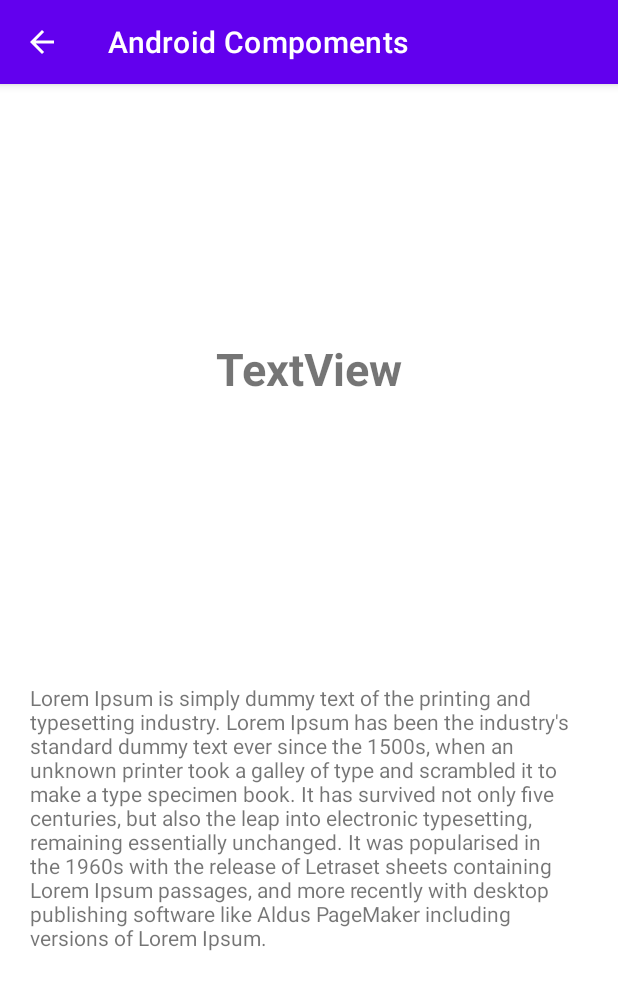
After one commit to ShahedMohammadHridoy/android-common, an Android app: the TextViewActivity screen opened directly, with no data from a screen before it, on a phone screen of 412 x 824 dp. The commit adds this screen. Shown: the top 990 px of the screen. Run offline under Robolectric (Android 15) with nearby library versions, the phone set to English and light mode, and no system bars.

Commit message:
TextView

```diff
--- a/app/src/main/AndroidManifest.xml
+++ b/app/src/main/AndroidManifest.xml
@@ -12,6 +12,10 @@
         android:theme="@style/Theme.AndroidCompoments"
         tools:targetApi="31">
         <activity
+            android:name=".TextViewActivity"
+            android:exported="false"
+            android:parentActivityName=".MainActivity" />
+        <activity
             android:name=".MainActivity"
             android:exported="true">
             <intent-filter>
--- /dev/null
+++ b/app/src/main/java/com/shahed/androidcompoments/TextViewActivity.java
@@ -0,0 +1,17 @@
+package com.shahed.androidcompoments;
+
+import androidx.appcompat.app.AppCompatActivity;
+
+import android.os.Bundle;
+
+import java.util.Objects;
+
+public class TextViewActivity extends AppCompatActivity {
+
+    @Override
+    protected void onCreate(Bundle savedInstanceState) {
+        super.onCreate(savedInstanceState);
+        setContentView(R.layout.activity_text_view);
+        Objects.requireNonNull(getSupportActionBar()).setDisplayHomeAsUpEnabled(true);
+    }
+}
--- /dev/null
+++ b/app/src/main/res/layout/activity_text_view.xml
@@ -0,0 +1,32 @@
+<?xml version="1.0" encoding="utf-8"?>
+<androidx.constraintlayout.widget.ConstraintLayout xmlns:android="http://schemas.android.com/apk/res/android"
+    xmlns:app="http://schemas.android.com/apk/res-auto"
+    xmlns:tools="http://schemas.android.com/tools"
+    android:layout_width="match_parent"
+    android:layout_height="match_parent"
+    tools:context=".TextViewActivity">
+
+    <TextView
+        android:id="@+id/heading_text_view"
+        android:layout_width="wrap_content"
+        android:layout_height="wrap_content"
+        android:text="@string/textview"
+        android:textSize="30sp"
+        android:textStyle="bold"
+        app:layout_constraintBottom_toTopOf="@id/body_text_view"
+        app:layout_constraintEnd_toEndOf="parent"
+        app:layout_constraintStart_toStartOf="parent"
+        app:layout_constraintTop_toTopOf="parent" />
+
+    <TextView
+        android:id="@+id/body_text_view"
+        android:layout_width="wrap_content"
+        android:layout_height="wrap_content"
+        android:padding="20dp"
+        android:text="@string/lorem_ipsum"
+        app:layout_constraintBottom_toBottomOf="parent"
+        app:layout_constraintEnd_toEndOf="parent"
+        app:layout_constraintStart_toStartOf="parent"
+        app:layout_constraintTop_toBottomOf="@id/heading_text_view" />
+
+</androidx.constraintlayout.widget.ConstraintLayout>
--- a/app/src/main/res/values/strings.xml
+++ b/app/src/main/res/values/strings.xml
@@ -4,4 +4,5 @@
     <string name="common">Common</string>
     <string name="textview">TextView</string>
     <string name="imageview">ImageView</string>
+    <string name="lorem_ipsum">Lorem Ipsum is simply dummy text of the printing and typesetting industry. Lorem Ipsum has been the industry\'s standard dummy text ever since the 1500s, when an unknown printer took a galley of type and scrambled it to make a type specimen book. It has survived not only five centuries, but also the leap into electronic typesetting, remaining essentially unchanged. It was popularised in the 1960s with the release of Letraset sheets containing Lorem Ipsum passages, and more recently with desktop publishing software like Aldus PageMaker including versions of Lorem Ipsum.</string>
 </resources>
```
Also changed, not shown: app/src/main/java/com/shahed/androidcompoments/MainActivity.java (+18 -0 lines), app/src/main/res/layout/activity_main.xml (+7 -6 lines).
